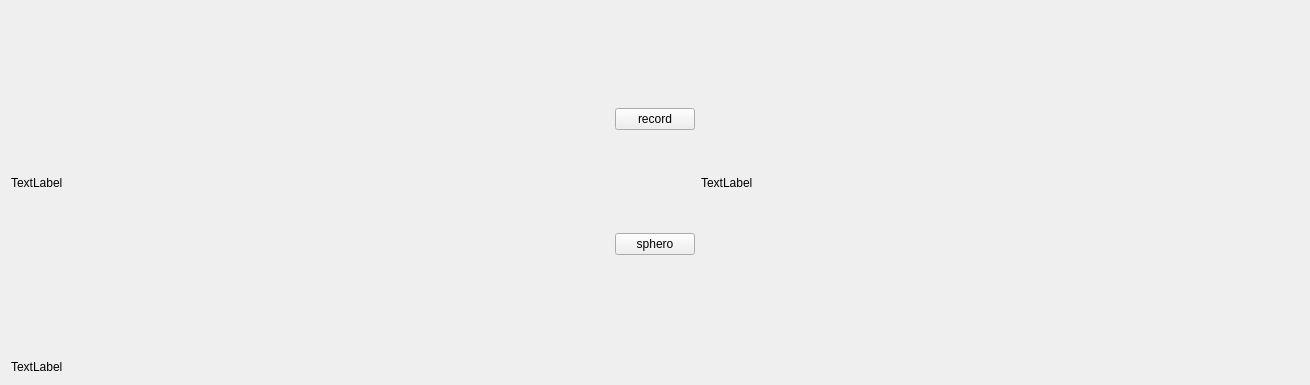
Before: the Qt Designer form edvs/edvs_qt/mainwindow.ui in kjkuhn/neurocatch2015, drawn with Qt 5.
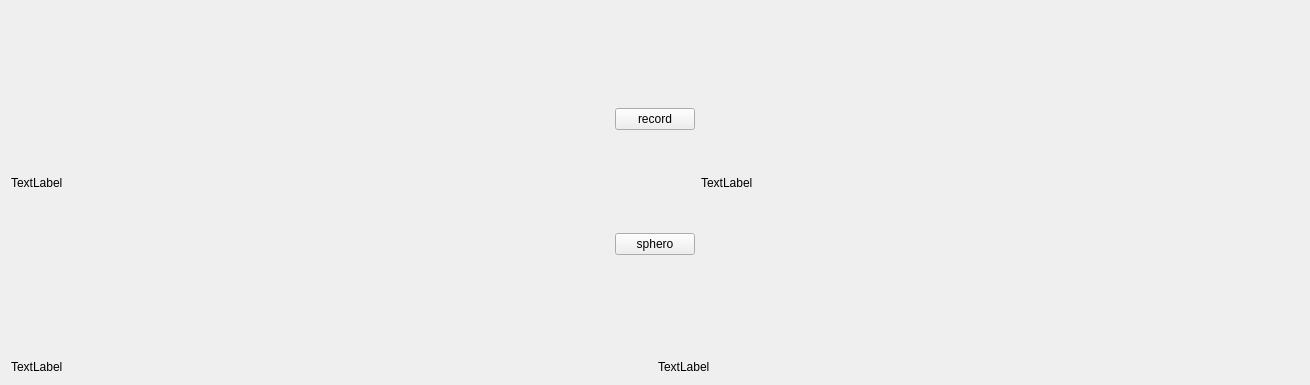
After: the same form once the commit is applied.

The edit to the form file:
```diff
--- a/edvs/edvs_qt/mainwindow.ui
+++ b/edvs/edvs_qt/mainwindow.ui
@@ -70,11 +70,22 @@
      </layout>
     </item>
     <item>
+     <layout class="QHBoxLayout" name="horizontalLayout_2">
+      <item>
      <widget class="QLabel" name="info">
       <property name="text">
        <string>TextLabel</string>
       </property>
      </widget>
+      </item>
+      <item>
+       <widget class="QLabel" name="time">
+        <property name="text">
+         <string>TextLabel</string>
+        </property>
+       </widget>
+      </item>
+     </layout>
     </item>
    </layout>
   </widget>
```
Lines whose indentation alone changed are shown as unchanged.
